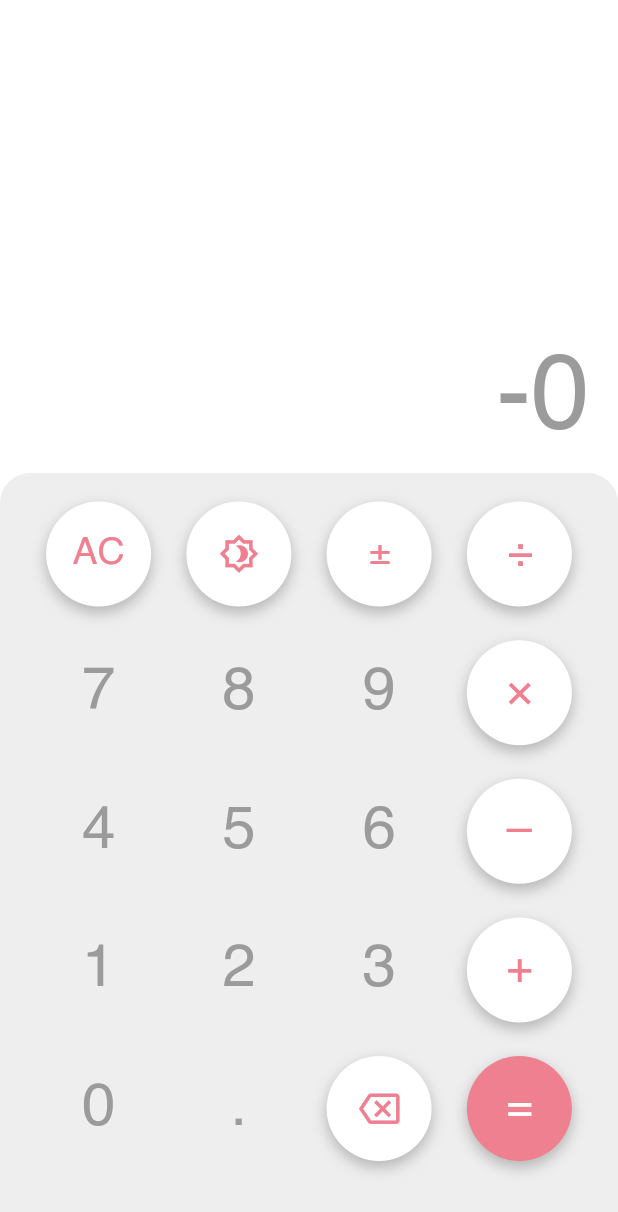
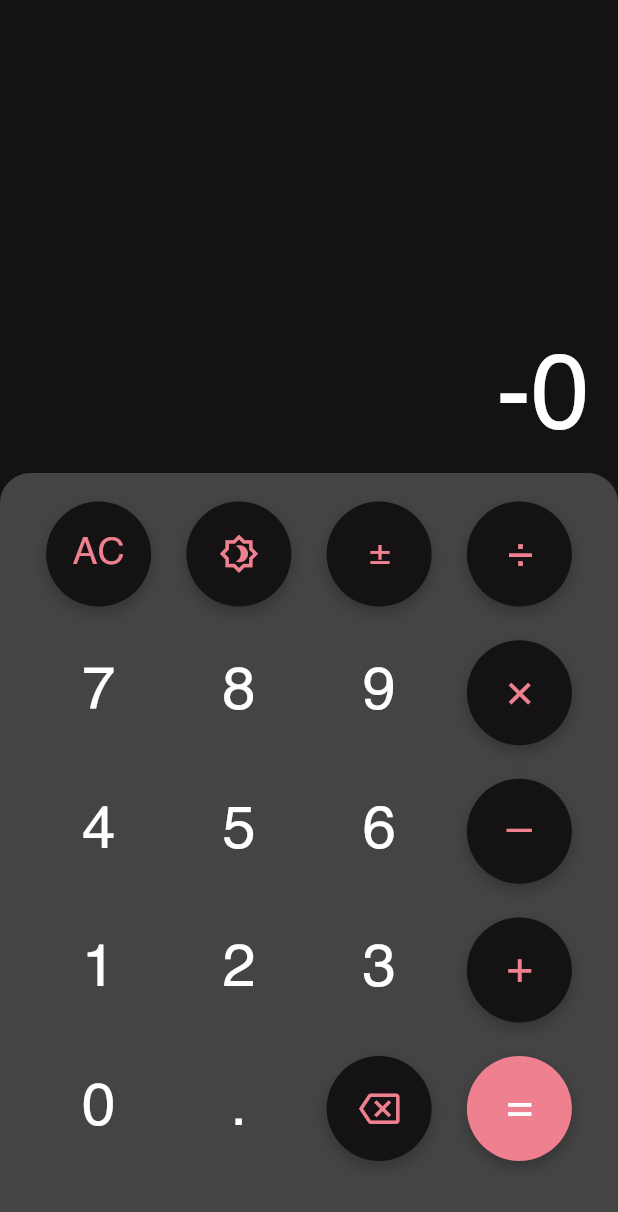
Before and after one commit to josh-umahi/Calc_App, a Flutter app: the screen it shows after launch, after a tap on an icon or button, on a phone screen of 412 x 824 dp. Shown: the top 1212 px of the screen. Run offline on Flutter 3.47's test engine with Material 2 defaults, Android fonts, the phone set to English and light mode, and no system bars.

Commit message:
First fix completed - UI looks like prototype 👍

```diff
--- a/lib/main.dart
+++ b/lib/main.dart
@@ -17,7 +17,7 @@ class MyApp extends StatelessWidget {
       debugShowCheckedModeBanner: false,
       theme: lightThemeData(context),
       darkTheme: darkThemeData(context),
-      // themeMode: ThemeMode.dark,
+      themeMode: ThemeMode.dark,
       home: BasicCalculator(),
     );
   }
--- a/lib/screens/BasicCalculator/functions.dart
+++ b/lib/screens/BasicCalculator/functions.dart
@@ -10,6 +10,8 @@ bool errorOnScreen(String _currentOperand) {
   return _currentOperand == errorText;
 }
 
+/// Calculates the result of operation and
+/// returns this as a string in the appropriate format
 String calculateResult(
   String _previousOperand,
   String _currentOperand,
--- a/lib/screens/BasicCalculator/index.dart
+++ b/lib/screens/BasicCalculator/index.dart
@@ -11,11 +11,11 @@ class BasicCalculator extends StatefulWidget {
 }
 
 class _BasicCalculatorState extends State<BasicCalculator> {
-  static const _zeroStr = "0";
-  static const _negativeSignStr = "-";
+  static const _zeroStr = '0';
+  static const _negativeSignStr = '-';
   static const _maxInputLength = maxResultLength;
 
-  String _previousOperand = "";
+  String _previousOperand = '';
   String _currentOperand = _zeroStr;
   ActionID? _currentOperation;
 
@@ -49,6 +49,7 @@ class _BasicCalculatorState extends State<BasicCalculator> {
                           _previousOperand,
                           style: TextStyle(
                             fontSize: 25,
+                            color: Colors.white,
                           ),
                         ),
                       ],
@@ -65,6 +66,7 @@ class _BasicCalculatorState extends State<BasicCalculator> {
                         _currentOperand,
                         style: TextStyle(
                           fontSize: 70,
+                          color: Colors.white,
                         ),
                       ),
                     ),
@@ -106,7 +108,7 @@ class _BasicCalculatorState extends State<BasicCalculator> {
   }
 
   void appendNumber(String numberStrToAppend) {
-    if (_currentOperand.length > maxResultLength) return;
+    if (_currentOperand.length > _maxInputLength) return;
     if (numberStrToAppend == "." && _currentOperand.contains(".")) return;
 
     setState(() {
--- a/lib/theme.dart
+++ b/lib/theme.dart
@@ -1,14 +1,12 @@
 import 'package:flutter/material.dart';
-import 'package:flutter/services.dart';
 
 import './constants.dart';
 
 ThemeData lightThemeData(BuildContext context) {
-  // SystemChrome.setSystemUIOverlayStyle(SystemUiOverlayStyle.dark);
   return ThemeData.light().copyWith(
     primaryColor: Colors.white,
     accentColor: lightLowerBgColor,
-    scaffoldBackgroundColor: Colors.white,
+    scaffoldBackgroundColor: darkLowerBgColor,
     iconTheme: sharedIconTheme,
     textTheme: ThemeData.light().textTheme.apply(
           fontFamily: sharedFontFamily,
@@ -18,7 +16,6 @@ ThemeData lightThemeData(BuildContext context) {
 }
 
 ThemeData darkThemeData(BuildContext context) {
-  // SystemChrome.setSystemUIOverlayStyle(SystemUiOverlayStyle.light);
   return ThemeData.light().copyWith(
     primaryColor: darkPrimaryColor,
     accentColor: darkLowerBgColor,
```
